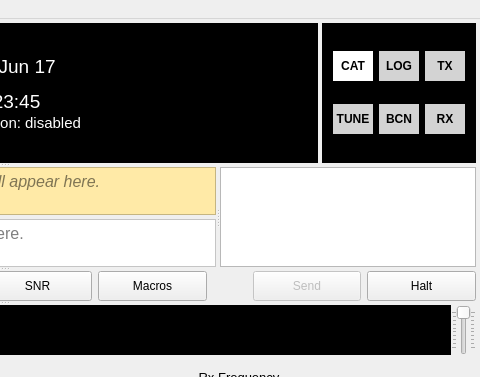
Old version of the form mainwindow.ui in the repository qcmiao1998/js8call; both pictures show x 480 to 960 and y 0 to 377 of the 960 by 898 pixel window.
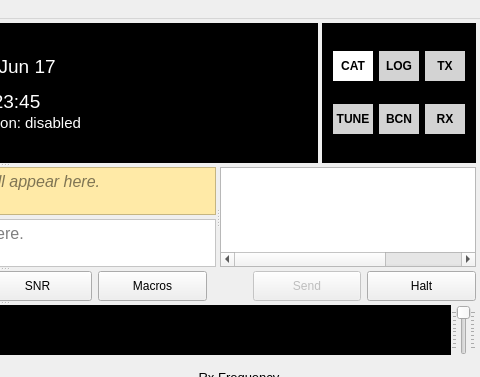
New version of the form. Custom widgets are drawn as their Qt base class.

Commit message: Added distance to the calls list

```diff
--- a/mainwindow.ui
+++ b/mainwindow.ui
@@ -936,6 +936,11 @@
           <string>Age</string>
          </property>
         </column>
+        <column>
+         <property name="text">
+          <string>Distance</string>
+         </property>
+        </column>
        </widget>
       </widget>
       <widget class="QWidget" name="macroHorizonalWidget" native="true">
```
The commit also changes 3 other files.
